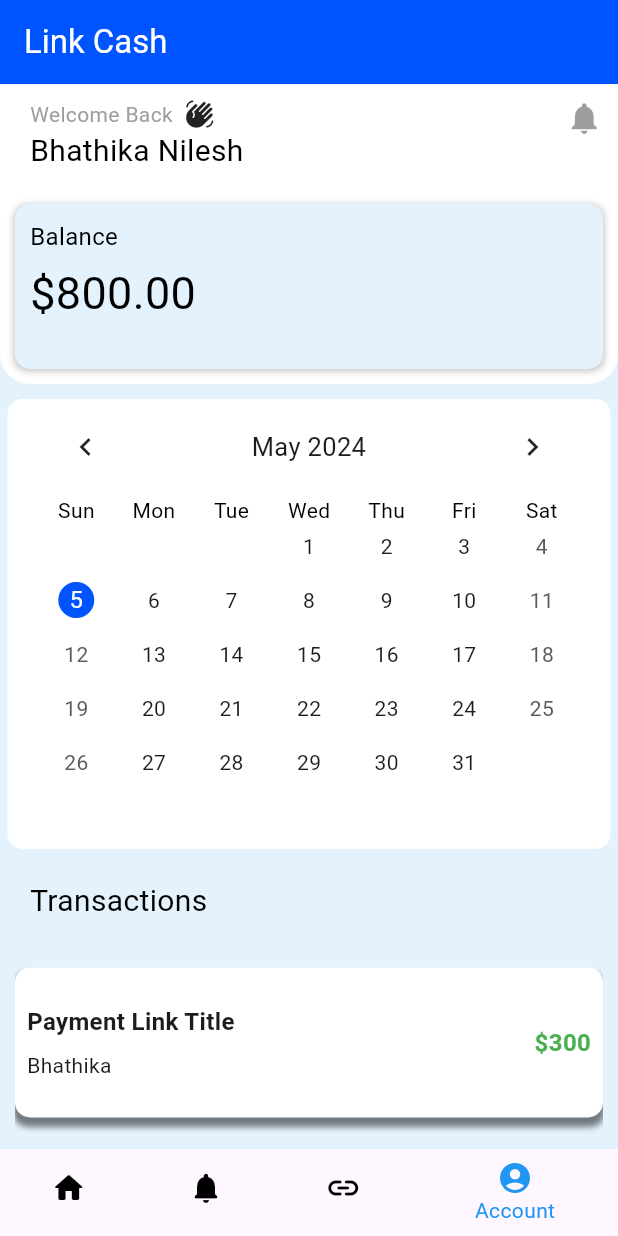
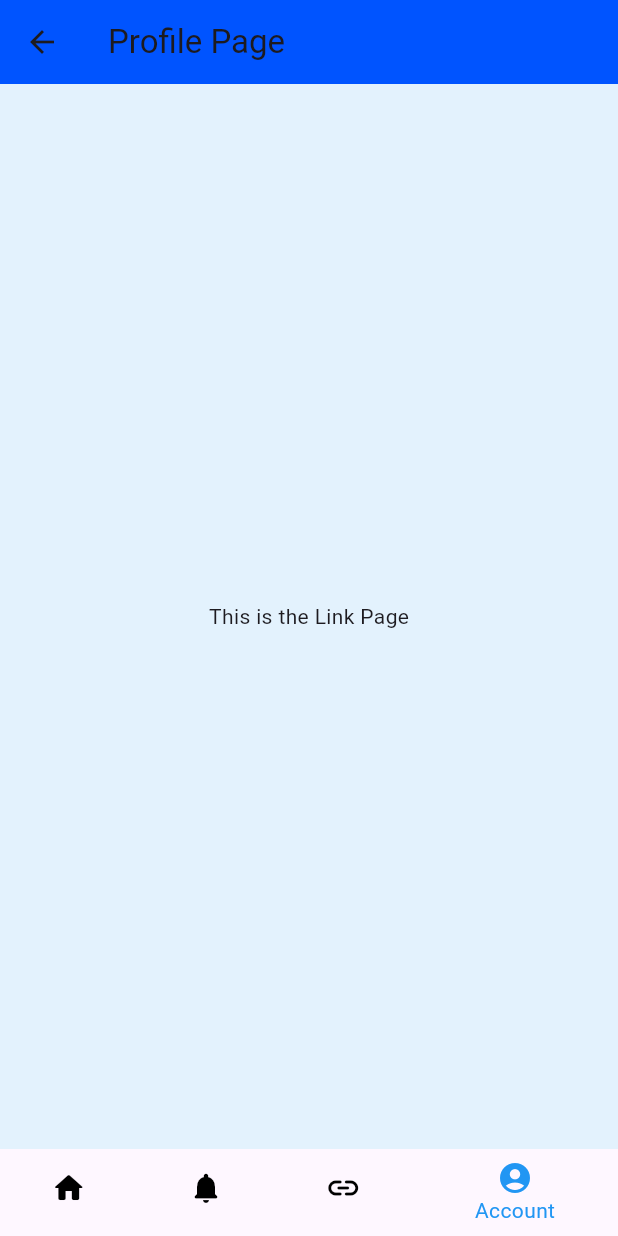
Before and after one commit to bhathiknk/linkcash_app, a Flutter app: the screen it shows after launch, item 4 of the bottom bar chosen, on a phone screen of 412 x 824 dp. Run offline on Flutter 3.47's test engine with Material 3 defaults, Android fonts, the phone set to English and light mode, and no system bars; drawn by our look-alikes of table_calendar.

Commit message:
added main screen files and navigation bar router path configured

```diff
--- /dev/null
+++ b/lib/MainScreens/Create_Link_Screen.dart
@@ -0,0 +1,28 @@
+import 'package:flutter/material.dart';
+import '../WidgetsCom/bottom_navigation_bar.dart';
+
+class LinkPage extends StatelessWidget {
+  const LinkPage({super.key});
+
+  @override
+  Widget build(BuildContext context) {
+    return Scaffold(
+      appBar: AppBar(
+        backgroundColor: const Color(0xFF0054FF),
+        title: const Text("Link Page"),
+      ),
+      body: Container(
+        color: const Color(0xFFE3F2FD), // Background color for the body
+        child: const Center(
+          child: Text("This is the Link Page"),
+        ),
+      ),
+      bottomNavigationBar: BottomNavigationBarWithFab(
+        currentIndex: 2, // Set the current index to 2 to highlight the "Link" tab
+        onTap: (index) {
+          // Handle navigation if needed
+        },
+      ),
+    );
+  }
+}
--- a/lib/MainScreens/Home_Screen.dart
+++ b/lib/MainScreens/Home_Screen.dart
@@ -1,4 +1,5 @@
 import 'package:flutter/material.dart';
+
 import '../WidgetsCom/bottom_navigation_bar.dart';
 import '../WidgetsCom/calendar_widget.dart';
 
@@ -184,7 +185,7 @@ class _MyHomePageState extends State<MyHomePage> {
             Expanded(
               child: Container(
                 width: double.infinity, // Make container full width
-                padding: const EdgeInsets.all(10), // Add padding to the container
+                padding: const EdgeInsets.all(5), // Add padding to the container
                 decoration: BoxDecoration(
                   color: Color(0xFFE3F2FD),
                   borderRadius: BorderRadius.circular(10),
@@ -205,10 +206,10 @@ class _MyHomePageState extends State<MyHomePage> {
                               borderRadius: BorderRadius.circular(10), // Adjust the border radius
                               boxShadow: [
                                 BoxShadow(
-                                  color: Colors.black.withOpacity(0.5), // Shadow color
+                                  color: Colors.black.withOpacity(0.3), // Shadow color
                                   spreadRadius: 1, // Spread radius
-                                  blurRadius: 3, // Blur radius
-                                  offset: Offset(0, 5), // Shadow offset
+                                  blurRadius: 1, // Blur radius
+                                  offset: Offset(0, 3), // Shadow offset
                                 ),
                               ],
                             ),
--- /dev/null
+++ b/lib/MainScreens/Notification_Screen.dart
@@ -0,0 +1,29 @@
+import 'package:flutter/material.dart';
+
+import '../WidgetsCom/bottom_navigation_bar.dart';
+
+class NotificationPage extends StatelessWidget {
+  const NotificationPage({super.key});
+
+  @override
+  Widget build(BuildContext context) {
+    return Scaffold(
+      appBar: AppBar(
+        backgroundColor: const Color(0xFF0054FF),
+        title: const Text("Notification Page"),
+      ),
+      body: Container(
+        color: const Color(0xFFE3F2FD), // Background color for the body
+        child: const Center(
+          child: Text("This is the Notification Page"),
+        ),
+      ),
+      bottomNavigationBar: BottomNavigationBarWithFab(
+        currentIndex: 1, // Set the current index to 2 to highlight the "Link" tab
+        onTap: (index) {
+          // Handle navigation if needed
+        },
+      ),
+    );
+  }
+}
--- /dev/null
+++ b/lib/MainScreens/Profile_Screen.dart
@@ -0,0 +1,29 @@
+import 'package:flutter/material.dart';
+
+import '../WidgetsCom/bottom_navigation_bar.dart';
+
+class ProfilePage extends StatelessWidget {
+  const ProfilePage({super.key});
+
+  @override
+  Widget build(BuildContext context) {
+    return Scaffold(
+      appBar: AppBar(
+        backgroundColor: const Color(0xFF0054FF),
+        title: const Text("Profile Page"),
+      ),
+      body: Container(
+        color: const Color(0xFFE3F2FD), // Background color for the body
+        child: const Center(
+          child: Text("This is the Link Page"),
+        ),
+      ),
+      bottomNavigationBar: BottomNavigationBarWithFab(
+        currentIndex: 3, // Set the current index to 2 to highlight the "Link" tab
+        onTap: (index) {
+          // Handle navigation if needed
+        },
+      ),
+    );
+  }
+}
--- a/lib/WidgetsCom/bottom_navigation_bar.dart
+++ b/lib/WidgetsCom/bottom_navigation_bar.dart
@@ -1,4 +1,8 @@
 import 'package:flutter/material.dart';
+import '../MainScreens/Create_Link_Screen.dart';
+import '../MainScreens/Home_Screen.dart';
+import '../MainScreens/Notification_Screen.dart';
+import '../MainScreens/Profile_Screen.dart'; // Import other page files
 
 class BottomNavigationBarWithFab extends StatefulWidget {
   final int currentIndex;
@@ -19,14 +23,48 @@ class _BottomNavigationBarWithFabState
     extends State<BottomNavigationBarWithFab> {
   @override
   Widget build(BuildContext context) {
-    return BottomNavigationBar(
-      backgroundColor: Colors.black, // Set the background color to black
+    return Theme(
+      data: ThemeData(
+        splashColor: Colors.transparent, // Make splash color transparent
+        highlightColor: Colors.transparent, // Make highlight color transparent
+      ),
+      child: BottomNavigationBar(
+        backgroundColor: Colors.blue,
         elevation: 0.0, // Remove the default shadow effect
         currentIndex: widget.currentIndex,
-      onTap: widget.onTap,
+        onTap: (index) {
+          switch (index) {
+            case 0:
+              Navigator.push(
+                context,
+                MaterialPageRoute(builder: (context) => MyHomePage()),
+              );
+              break;
+            case 1:
+
+            Navigator.push(
+             context,
+             MaterialPageRoute(builder: (context) => NotificationPage()),
+            );
+              break;
+            case 2:
+              Navigator.push(
+                context,
+                MaterialPageRoute(builder: (context) => LinkPage()),
+              );
+              break;
+            case 3:
+
+             Navigator.push(
+               context,
+               MaterialPageRoute(builder: (context) => ProfilePage()),
+             );
+              break;
+          }
+        },
         unselectedItemColor: Colors.black, // Set the unselected item color to black
         selectedItemColor: Colors.blue, // Set the selected item color to blue
-      items: [
+        items: const [
           BottomNavigationBarItem(
             icon: Icon(Icons.home_rounded),
             label: 'Home',
@@ -44,6 +82,7 @@ class _BottomNavigationBarWithFabState
             label: 'Account',
           ),
         ],
+      ),
     );
   }
 }
--- a/lib/WidgetsCom/calendar_widget.dart
+++ b/lib/WidgetsCom/calendar_widget.dart
@@ -36,7 +36,7 @@ class _CalendarWidgetState extends State<CalendarWidget> {
             firstDay: DateTime.utc(2023, 1, 1),
             lastDay: DateTime.utc(2030, 12, 31),
             focusedDay: _selectedDay,
-            calendarFormat: CalendarFormat.month, // Set the default calendar format to month
+            calendarFormat: CalendarFormat.month, // default calendar format to month
             availableCalendarFormats: const {
               CalendarFormat.month: '', // Only display the month format
             },
```
Lines whose indentation alone changed are shown as unchanged.
